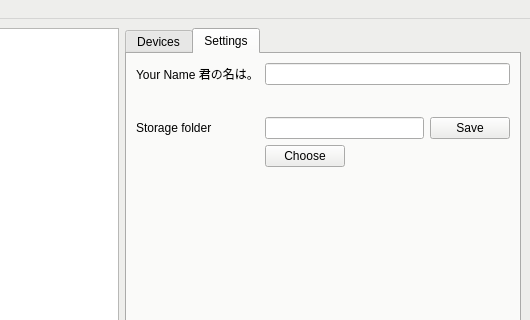
Old version of the form src/ui/MainWindow.ui in the repository trebleshot/desktop; both pictures show x 287 to 817 and y 0 to 320 of the 817 by 464 pixel window.
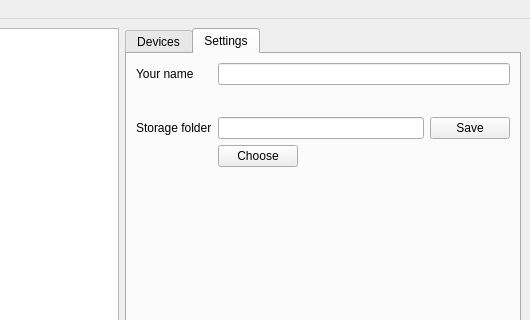
New version of the form. The open tabs and pages were chosen to show the change.

The edit to the form file:
```diff
--- a/src/ui/MainWindow.ui
+++ b/src/ui/MainWindow.ui
@@ -22,421 +22,6 @@
     <height>16777215</height>
    </size>
   </property>
-  <property name="palette">
-   <palette>
-    <active>
-     <colorrole role="WindowText">
-      <brush brushstyle="SolidPattern">
-       <color alpha="255">
-        <red>0</red>
-        <green>0</green>
-        <blue>0</blue>
-       </color>
-      </brush>
-     </colorrole>
-     <colorrole role="Button">
-      <brush brushstyle="SolidPattern">
-       <color alpha="255">
-        <red>238</red>
-        <green>238</green>
-        <blue>236</blue>
-       </color>
-      </brush>
-     </colorrole>
-     <colorrole role="Light">
-      <brush brushstyle="SolidPattern">
-       <color alpha="255">
-        <red>255</red>
-        <green>255</green>
-        <blue>255</blue>
-       </color>
-      </brush>
-     </colorrole>
-     <colorrole role="Midlight">
-      <brush brushstyle="SolidPattern">
-       <color alpha="255">
-        <red>246</red>
-        <green>246</green>
-        <blue>245</blue>
-       </color>
-      </brush>
-     </colorrole>
-     <colorrole role="Dark">
-      <brush brushstyle="SolidPattern">
-       <color alpha="255">
-        <red>119</red>
-        <green>119</green>
-        <blue>118</blue>
-       </color>
-      </brush>
-     </colorrole>
-     <colorrole role="Mid">
-      <brush brushstyle="SolidPattern">
-       <color alpha="255">
-        <red>159</red>
-        <green>159</green>
-        <blue>157</blue>
-       </color>
-      </brush>
-     </colorrole>
-     <colorrole role="Text">
-      <brush brushstyle="SolidPattern">
-       <color alpha="255">
-        <red>0</red>
-        <green>0</green>
-        <blue>0</blue>
-       </color>
-      </brush>
-     </colorrole>
-     <colorrole role="BrightText">
-      <brush brushstyle="SolidPattern">
-       <color alpha="255">
-        <red>255</red>
-        <green>255</green>
-        <blue>255</blue>
-       </color>
-      </brush>
-     </colorrole>
-     <colorrole role="ButtonText">
-      <brush brushstyle="SolidPattern">
-       <color alpha="255">
-        <red>0</red>
-        <green>0</green>
-        <blue>0</blue>
-       </color>
-      </brush>
-     </colorrole>
-     <colorrole role="Base">
-      <brush brushstyle="SolidPattern">
-       <color alpha="255">
-        <red>255</red>
-        <green>255</green>
-        <blue>255</blue>
-       </color>
-      </brush>
-     </colorrole>
-     <colorrole role="Window">
-      <brush brushstyle="SolidPattern">
-       <color alpha="255">
-        <red>238</red>
-        <green>238</green>
-        <blue>236</blue>
-       </color>
-      </brush>
-     </colorrole>
-     <colorrole role="Shadow">
-      <brush brushstyle="SolidPattern">
-       <color alpha="255">
-        <red>0</red>
-        <green>0</green>
-        <blue>0</blue>
-       </color>
-      </brush>
-     </colorrole>
-     <colorrole role="AlternateBase">
-      <brush brushstyle="SolidPattern">
-       <color alpha="255">
-        <red>246</red>
-        <green>246</green>
-        <blue>245</blue>
-       </color>
-      </brush>
-     </colorrole>
-     <colorrole role="ToolTipBase">
-      <brush brushstyle="SolidPattern">
-       <color alpha="255">
-        <red>255</red>
-        <green>255</green>
-        <blue>220</blue>
-       </color>
-      </brush>
-     </colorrole>
-     <colorrole role="ToolTipText">
-      <brush brushstyle="SolidPattern">
-       <color alpha="255">
-        <red>0</red>
-        <green>0</green>
-        <blue>0</blue>
-       </color>
-      </brush>
-     </colorrole>
-    </active>
-    <inactive>
-     <colorrole role="WindowText">
-      <brush brushstyle="SolidPattern">
-       <color alpha="255">
-        <red>0</red>
-        <green>0</green>
-        <blue>0</blue>
-       </color>
-      </brush>
-     </colorrole>
-     <colorrole role="Button">
-      <brush brushstyle="SolidPattern">
-       <color alpha="255">
-        <red>238</red>
-        <green>238</green>
-        <blue>236</blue>
-       </color>
-      </brush>
-     </colorrole>
-     <colorrole role="Light">
-      <brush brushstyle="SolidPattern">
-       <color alpha="255">
-        <red>255</red>
-        <green>255</green>
-        <blue>255</blue>
-       </color>
-      </brush>
-     </colorrole>
-     <colorrole role="Midlight">
-      <brush brushstyle="SolidPattern">
-       <color alpha="255">
-        <red>246</red>
-        <green>246</green>
-        <blue>245</blue>
-       </color>
-      </brush>
-     </colorrole>
-     <colorrole role="Dark">
-      <brush brushstyle="SolidPattern">
-       <color alpha="255">
-        <red>119</red>
-        <green>119</green>
-        <blue>118</blue>
-       </color>
-      </brush>
-     </colorrole>
-     <colorrole role="Mid">
-      <brush brushstyle="SolidPattern">
-       <color alpha="255">
-        <red>159</red>
-        <green>159</green>
-        <blue>157</blue>
-       </color>
-      </brush>
-     </colorrole>
-     <colorrole role="Text">
-      <brush brushstyle="SolidPattern">
-       <color alpha="255">
-        <red>0</red>
-        <green>0</green>
-        <blue>0</blue>
-       </color>
-      </brush>
-     </colorrole>
-     <colorrole role="BrightText">
-      <brush brushstyle="SolidPattern">
-       <color alpha="255">
-        <red>255</red>
-        <green>255</green>
-        <blue>255</blue>
-       </color>
-      </brush>
-     </colorrole>
-     <colorrole role="ButtonText">
-      <brush brushstyle="SolidPattern">
-       <color alpha="255">
-        <red>0</red>
-        <green>0</green>
-        <blue>0</blue>
-       </color>
-      </brush>
-     </colorrole>
-     <colorrole role="Base">
-      <brush brushstyle="SolidPattern">
-       <color alpha="255">
-        <red>255</red>
-        <green>255</green>
-        <blue>255</blue>
-       </color>
-      </brush>
-     </colorrole>
-     <colorrole role="Window">
-      <brush brushstyle="SolidPattern">
-       <color alpha="255">
-        <red>238</red>
-        <green>238</green>
-        <blue>236</blue>
-       </color>
-      </brush>
-     </colorrole>
-     <colorrole role="Shadow">
-      <brush brushstyle="SolidPattern">
-       <color alpha="255">
-        <red>0</red>
-        <green>0</green>
-        <blue>0</blue>
-       </color>
-      </brush>
-     </colorrole>
-     <colorrole role="AlternateBase">
-      <brush brushstyle="SolidPattern">
-       <color alpha="255">
-        <red>246</red>
-        <green>246</green>
-        <blue>245</blue>
-       </color>
-      </brush>
-     </colorrole>
-     <colorrole role="ToolTipBase">
-      <brush brushstyle="SolidPattern">
-       <color alpha="255">
-        <red>255</red>
-        <green>255</green>
-        <blue>220</blue>
-       </color>
-      </brush>
-     </colorrole>
-     <colorrole role="ToolTipText">
-      <brush brushstyle="SolidPattern">
-       <color alpha="255">
-        <red>0</red>
-        <green>0</green>
-        <blue>0</blue>
-       </color>
-      </brush>
-     </colorrole>
-    </inactive>
-    <disabled>
-     <colorrole role="WindowText">
-      <brush brushstyle="SolidPattern">
-       <color alpha="255">
-        <red>119</red>
-        <green>119</green>
-        <blue>118</blue>
-       </color>
-      </brush>
-     </colorrole>
-     <colorrole role="Button">
-      <brush brushstyle="SolidPattern">
-       <color alpha="255">
-        <red>238</red>
-        <green>238</green>
-        <blue>236</blue>
-       </color>
-      </brush>
-     </colorrole>
-     <colorrole role="Light">
-      <brush brushstyle="SolidPattern">
-       <color alpha="255">
-        <red>255</red>
-        <green>255</green>
-        <blue>255</blue>
-       </color>
-      </brush>
-     </colorrole>
-     <colorrole role="Midlight">
-      <brush brushstyle="SolidPattern">
-       <color alpha="255">
-        <red>246</red>
-        <green>246</green>
-        <blue>245</blue>
-       </color>
-      </brush>
-     </colorrole>
-     <colorrole role="Dark">
-      <brush brushstyle="SolidPattern">
-       <color alpha="255">
-        <red>119</red>
-        <green>119</green>
-        <blue>118</blue>
-       </color>
-      </brush>
-     </colorrole>
-     <colorrole role="Mid">
-      <brush brushstyle="SolidPattern">
-       <color alpha="255">
-        <red>159</red>
-        <green>159</green>
-        <blue>157</blue>
-       </color>
-      </brush>
-     </colorrole>
-     <colorrole role="Text">
-      <brush brushstyle="SolidPattern">
-       <color alpha="255">
-        <red>119</red>
-        <green>119</green>
-        <blue>118</blue>
-       </color>
-      </brush>
-     </colorrole>
-     <colorrole role="BrightText">
-      <brush brushstyle="SolidPattern">
-       <color alpha="255">
-        <red>255</red>
-        <green>255</green>
-        <blue>255</blue>
-       </color>
-      </brush>
-     </colorrole>
-     <colorrole role="ButtonText">
-      <brush brushstyle="SolidPattern">
-       <color alpha="255">
-        <red>119</red>
-        <green>119</green>
-        <blue>118</blue>
-       </color>
-      </brush>
-     </colorrole>
-     <colorrole role="Base">
-      <brush brushstyle="SolidPattern">
-       <color alpha="255">
-        <red>238</red>
-        <green>238</green>
-        <blue>236</blue>
-       </color>
-      </brush>
-     </colorrole>
-     <colorrole role="Window">
-      <brush brushstyle="SolidPattern">
-       <color alpha="255">
-        <red>238</red>
-        <green>238</green>
-        <blue>236</blue>
-       </color>
-      </brush>
-     </colorrole>
-     <colorrole role="Shadow">
-      <brush brushstyle="SolidPattern">
-       <color alpha="255">
-        <red>0</red>
-        <green>0</green>
-        <blue>0</blue>
-       </color>
-      </brush>
-     </colorrole>
-     <colorrole role="AlternateBase">
-      <brush brushstyle="SolidPattern">
-       <color alpha="255">
-        <red>238</red>
-        <green>238</green>
-        <blue>236</blue>
-       </color>
-      </brush>
-     </colorrole>
-     <colorrole role="ToolTipBase">
-      <brush brushstyle="SolidPattern">
-       <color alpha="255">
-        <red>255</red>
-        <green>255</green>
-        <blue>220</blue>
-       </color>
-      </brush>
-     </colorrole>
-     <colorrole role="ToolTipText">
-      <brush brushstyle="SolidPattern">
-       <color alpha="255">
-        <red>0</red>
-        <green>0</green>
-        <blue>0</blue>
-       </color>
-      </brush>
-     </colorrole>
-    </disabled>
-   </palette>
-  </property>
   <property name="contextMenuPolicy">
    <enum>Qt::DefaultContextMenu</enum>
   </property>
@@ -561,7 +146,7 @@
           <item row="0" column="0">
            <widget class="QLabel" name="usernameText">
             <property name="text">
-             <string>Your Name 君の名は。</string>
+             <string>Your name</string>
             </property>
            </widget>
           </item>
```
